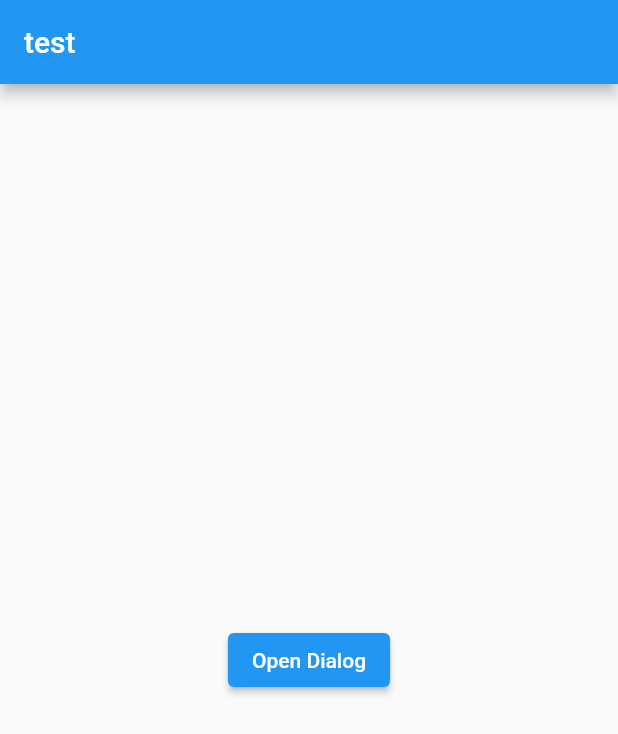
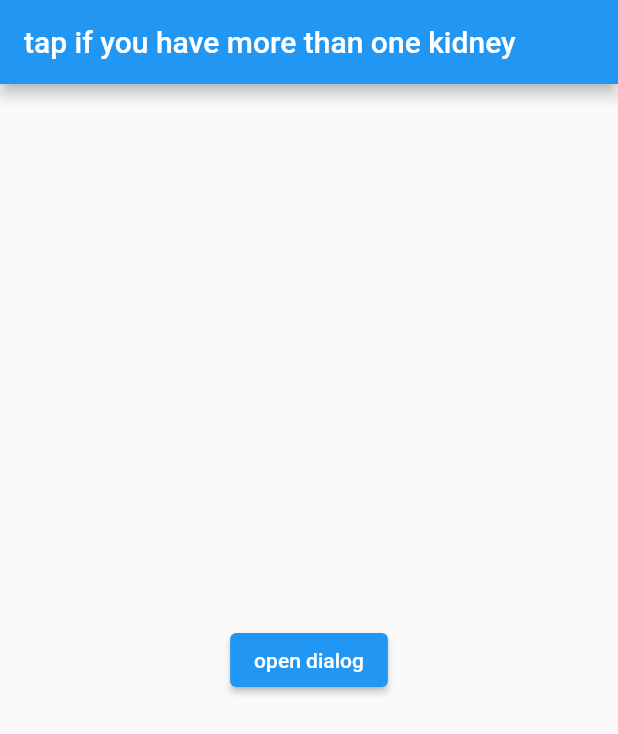
Before and after one commit to SoukainaSabbaji/fluttermess, a Flutter app: the screen it shows after launch, on a phone screen of 412 x 824 dp. Shown: the top 734 px of the screen. Run offline on Flutter 3.47's test engine with Material 2 defaults, Android fonts, the phone set to English and light mode, and no system bars.

```diff
--- a/testproject/lib/main.dart
+++ b/testproject/lib/main.dart
@@ -42,19 +42,25 @@ class MyHomePage extends StatefulWidget {
 class _MyHomePageState extends State<MyHomePage> {
   @override
   Widget build(BuildContext context) => Scaffold(
-        appBar: AppBar(
-          title: Text('test'),
-        ),
-        body: Center(
-            child: ElevatedButton(
-          child: Text('Open Dialog'),
+      appBar: AppBar(
+        title: Text('tap if you have more than one kidney'),
+      ),
+      body: Center(
+        child: ElevatedButton(
+          child: Text('open dialog'),
           onPressed: () {
             showDialog(
                 context: context,
                 builder: (context) => AlertDialog(
-                      title: Text('hehe'),
+                      title: Text('mario section here'),
+                      actions: [
+                        TextButton(
+                          child: Text(''),
+                          onPressed: () => Navigator.pop(context),
+                        )
+                      ],
                     ));
           },
-        )),
-      );
+        ),
+      ));
 }
```
Also changed, not shown: 2 other files.
